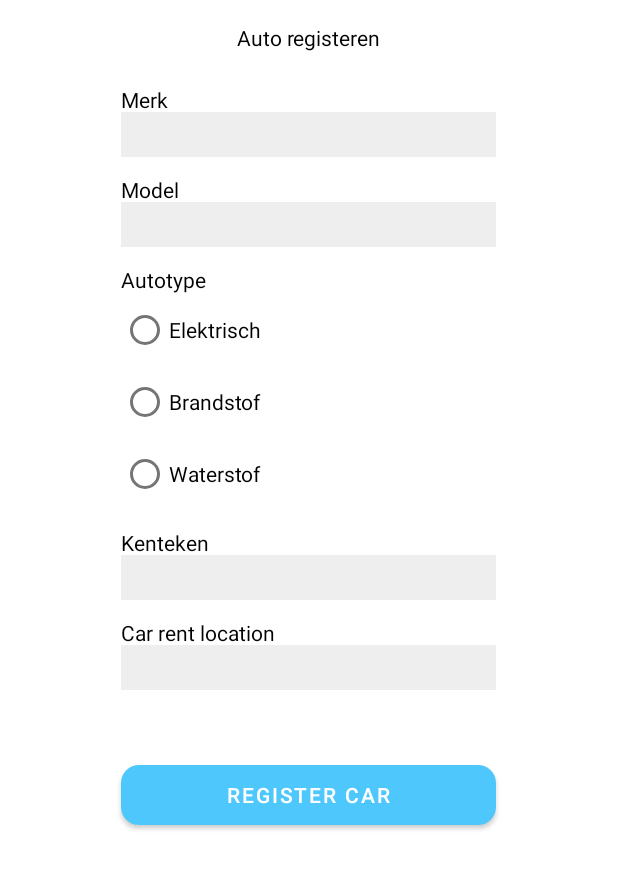
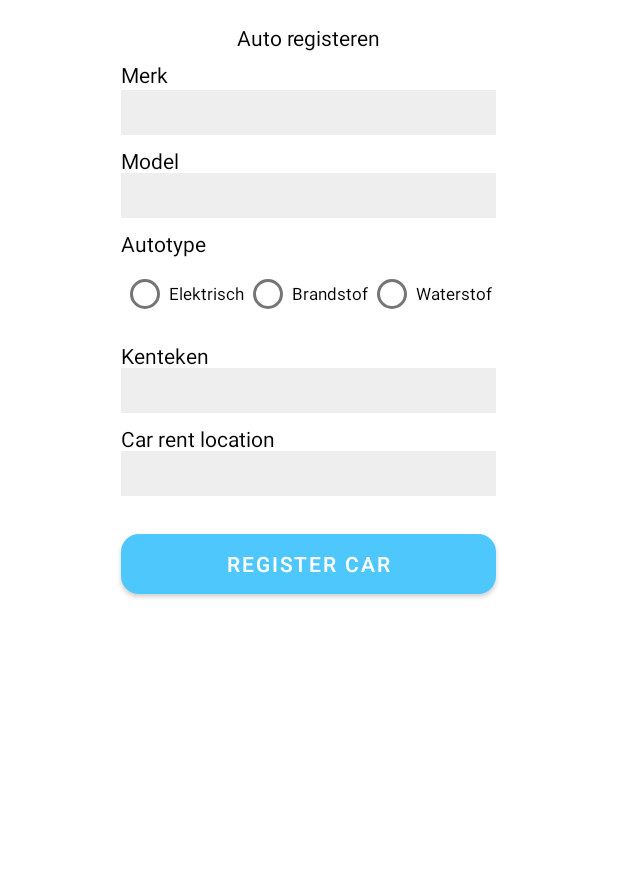
Before and after one commit to gerardstn/RMC-Android, an Android app: the CarRegistrationActivity2 screen opened directly, with no data from a screen before it, on a phone screen of 412 x 824 dp, the part 264-1154 px from its top. Run offline under Robolectric (Android 15) with nearby library versions, the phone set to English and light mode, and no system bars.

Commit message:
different sizes, so it can be displayed on one page without scroll

```diff
--- a/app/src/main/res/layout/car_registration.xml
+++ b/app/src/main/res/layout/car_registration.xml
@@ -4,8 +4,8 @@
     xmlns:app="http://schemas.android.com/apk/res-auto"
     xmlns:tools="http://schemas.android.com/tools"
     android:layout_width="match_parent"
-    android:layout_height="match_parent">
-
+    android:layout_height="match_parent"
+    android:orientation="vertical">
     <ImageView
         android:id="@+id/iv_user"
         android:layout_width="120dp"
@@ -34,7 +34,7 @@
         android:layout_alignLeft="@id/et_car_register_brand"
         android:layout_alignStart="@id/et_car_register_brand"
         android:layout_below="@id/tv_car_register_title"
-        android:layout_marginTop="22dp"
+        android:layout_marginTop="5dp"
         android:text="Merk"
         android:textColor="#000000"
         android:textSize="14sp"
@@ -47,7 +47,7 @@
         android:layout_height="30dp"
         android:layout_below="@id/tv_car_register_title"
         android:layout_centerHorizontal="true"
-        android:layout_marginTop="40dp"
+        android:layout_marginTop="25dp"
         android:ems="10"
         />
 
@@ -58,7 +58,7 @@
         android:layout_alignLeft="@id/et_car_register_model"
         android:layout_alignStart="@id/et_car_register_model"
         android:layout_below="@id/et_car_register_brand"
-        android:layout_marginTop="12dp"
+        android:layout_marginTop="7dp"
         android:text="Model"
         android:textColor="#000000"
         android:textSize="14sp"
@@ -71,7 +71,7 @@
         android:layout_height="30dp"
         android:layout_below="@id/et_car_register_brand"
         android:layout_centerHorizontal="true"
-        android:layout_marginTop="30dp"
+        android:layout_marginTop="25dp"
         android:ems="10"
         />
     <TextView
@@ -81,7 +81,7 @@
         android:layout_alignLeft="@id/et_car_register_brand"
         android:layout_alignStart="@id/et_car_register_brand"
         android:layout_below="@id/et_car_register_model"
-        android:layout_marginTop="12dp"
+        android:layout_marginTop="7dp"
         android:text="Autotype"
         android:textColor="#000000"
         android:textSize="14sp"
@@ -95,22 +95,26 @@
         android:layout_below="@id/tv_car_register_type"
         android:layout_alignLeft="@id/tv_car_register_type"
         android:layout_alignStart="@id/tv_car_register_type"
+        android:orientation="horizontal"
         >
         <RadioButton
             android:id="@+id/rb_car_register_bev"
             android:layout_width="wrap_content"
             android:layout_height="wrap_content"
-            android:text="Elektrisch" />
+            android:text="Elektrisch"
+            android:textSize="11sp"/>
         <RadioButton
             android:id="@+id/rb_car_register_ice"
             android:layout_width="wrap_content"
             android:layout_height="wrap_content"
-            android:text="Brandstof" />
+            android:text="Brandstof"
+            android:textSize="11sp"/>
         <RadioButton
             android:id="@+id/rb_car_register_fcev"
             android:layout_width="wrap_content"
             android:layout_height="wrap_content"
-            android:text="Waterstof" />
+            android:text="Waterstof"
+            android:textSize="11sp"/>
     </RadioGroup>
 
 
@@ -121,7 +125,7 @@
         android:layout_alignLeft="@id/et_car_register_location"
         android:layout_alignStart="@id/et_car_register_location"
         android:layout_below="@id/rb_car_register_type"
-        android:layout_marginTop="12dp"
+        android:layout_marginTop="7dp"
         android:text="Kenteken"
         android:textColor="#000000"
         android:textSize="14sp"
@@ -134,7 +138,7 @@
         android:layout_height="30dp"
         android:layout_below="@id/rb_car_register_type"
         android:layout_centerHorizontal="true"
-        android:layout_marginTop="30dp"
+        android:layout_marginTop="25dp"
         android:ems="10"
         />
     <TextView
@@ -144,7 +148,7 @@
         android:layout_alignLeft="@id/et_car_register_location"
         android:layout_alignStart="@id/et_car_register_location"
         android:layout_below="@id/et_car_register_licence_plate"
-        android:layout_marginTop="12dp"
+        android:layout_marginTop="7dp"
         android:text="Car rent location"
         android:textColor="#000000"
         android:textSize="14sp"
@@ -157,7 +161,7 @@
         android:layout_height="30dp"
         android:layout_below="@id/et_car_register_licence_plate"
         android:layout_centerHorizontal="true"
-        android:layout_marginTop="30dp"
+        android:layout_marginTop="25dp"
         android:ems="10"
         />
     <Button
@@ -166,9 +170,8 @@
         android:layout_height="40dp"
         android:layout_below="@id/et_car_register_location"
         android:layout_centerHorizontal="true"
-        android:layout_marginTop="50dp"
+        android:layout_marginTop="25dp"
         android:background="@drawable/button_rectangle_cyan"
         android:text="Register Car"
         app:backgroundTint="@color/cyan" />
-
 </RelativeLayout>
```
